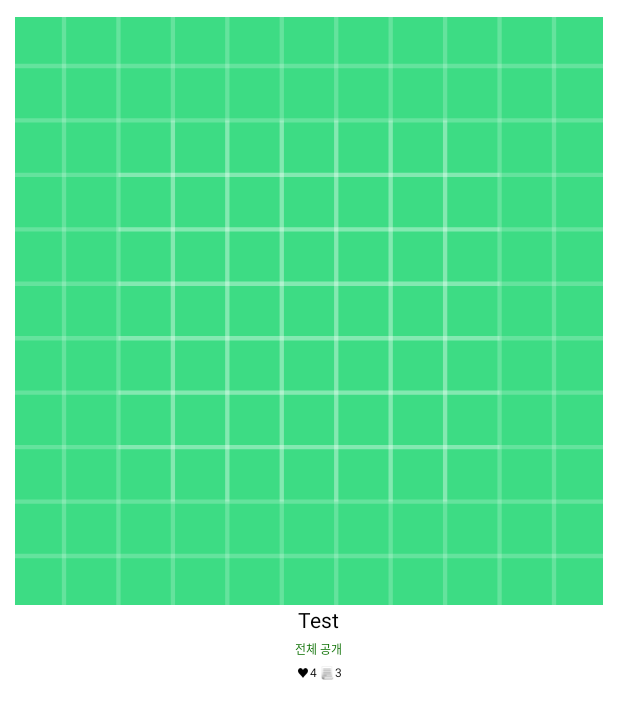
After one commit to ARdiary/ArDiaryAndroid, an Android app: the layout item_diary_content_grid.xml on its own in the app's theme, with its tools: preview values and no code run, on a phone screen of 412 x 824 dp. The commit adds this screen. Shown: the top 719 px of the screen. Run offline under Robolectric (Android 15) with nearby library versions, the phone set to English and light mode, and no system bars.

Commit message:
ui: Diary Grid View 구현
- Grid view 구현

```diff
--- a/app/src/main/java/com/army/ardiary/ui/main/diary/diarylist/adapter/DiaryListRVAdapter.kt
+++ b/app/src/main/java/com/army/ardiary/ui/main/diary/diarylist/adapter/DiaryListRVAdapter.kt
@@ -6,11 +6,11 @@ import androidx.recyclerview.widget.DiffUtil
 import androidx.recyclerview.widget.ListAdapter
 import androidx.recyclerview.widget.RecyclerView
 import com.army.ardiary.databinding.ItemDiaryContentBinding
-import com.army.ardiary.databinding.ItemDiaryListBinding
+import com.army.ardiary.databinding.ItemDiaryContentGridBinding
 import com.army.ardiary.domain.model.DiaryContent
 import com.army.ardiary.ui.main.diary.diarylist.DiaryListActivity.Companion.LINEAR_VERTICAL
+import com.army.ardiary.ui.main.diary.diarylist.adapter.viewholder.DiaryContentGridViewHolder
 import com.army.ardiary.ui.main.diary.diarylist.adapter.viewholder.DiaryContentViewHolder
-import com.army.ardiary.ui.main.diary.diarylist.adapter.viewholder.DiaryListItemViewHolder
 
 class DiaryListRVAdapter : ListAdapter<DiaryContent, RecyclerView.ViewHolder>(diffUtil) {
 
@@ -25,8 +25,8 @@ class DiaryListRVAdapter : ListAdapter<DiaryContent, RecyclerView.ViewHolder>(di
             )
         )
         else
-            DiaryContentViewHolder(
-                ItemDiaryContentBinding.inflate(
+            DiaryContentGridViewHolder(
+                ItemDiaryContentGridBinding.inflate(
                     LayoutInflater.from(parent.context),
                     parent,
                     false
@@ -37,7 +37,7 @@ class DiaryListRVAdapter : ListAdapter<DiaryContent, RecyclerView.ViewHolder>(di
     override fun onBindViewHolder(holder: RecyclerView.ViewHolder, position: Int) {
         when (holder) {
             is DiaryContentViewHolder -> holder.bind(currentList[position])
-            is DiaryContentViewHolder -> holder.bind(currentList[position])
+            is DiaryContentGridViewHolder -> holder.bind(currentList[position])
         }
     }
 
--- /dev/null
+++ b/app/src/main/java/com/army/ardiary/ui/main/diary/diarylist/adapter/viewholder/DiaryContentGridViewHolder.kt
@@ -0,0 +1,13 @@
+package com.army.ardiary.ui.main.diary.diarylist.adapter.viewholder
+
+import androidx.recyclerview.widget.RecyclerView
+import com.army.ardiary.databinding.ItemDiaryContentGridBinding
+import com.army.ardiary.domain.model.DiaryContent
+
+class DiaryContentGridViewHolder(private val binding: ItemDiaryContentGridBinding) :
+    RecyclerView.ViewHolder(binding.root) {
+
+    fun bind(diaryContent: DiaryContent) {
+        binding.diary = diaryContent
+    }
+}
--- a/app/src/main/res/layout/activity_diary_list.xml
+++ b/app/src/main/res/layout/activity_diary_list.xml
@@ -1,7 +1,16 @@
 <?xml version="1.0" encoding="utf-8"?>
-<LinearLayout xmlns:android="http://schemas.android.com/apk/res/android"
+<layout xmlns:android="http://schemas.android.com/apk/res/android"
     xmlns:app="http://schemas.android.com/apk/res-auto"
-    xmlns:tools="http://schemas.android.com/tools"
+    xmlns:tools="http://schemas.android.com/tools">
+
+    <data>
+
+        <variable
+            name="viewModel"
+            type="com.army.ardiary.ui.main.diary.diarylist.DiaryListViewModel" />
+    </data>
+
+    <LinearLayout
         android:id="@+id/drawerView"
         android:layout_width="match_parent"
         android:layout_height="match_parent"
@@ -37,13 +46,24 @@
                 android:textSize="20sp" />
 
             <ImageView
-            android:id="@+id/btnSwitch"
+                android:id="@+id/btnSwitch_linear"
                 android:layout_width="25dp"
                 android:layout_height="25dp"
                 android:layout_alignParentEnd="true"
                 android:layout_centerVertical="true"
                 android:layout_marginEnd="20dp"
-            android:src="@drawable/ic_menu" />
+                android:clickable="true"
+                android:focusable="true"
+                android:src="@drawable/ic_linear" />
+
+            <ImageView
+                android:id="@+id/btnSwitch_grid"
+                android:layout_width="25dp"
+                android:layout_height="25dp"
+                android:layout_alignParentEnd="true"
+                android:layout_centerVertical="true"
+                android:layout_marginEnd="20dp"
+                android:src="@drawable/ic_grid" />
         </RelativeLayout>
 
         <androidx.recyclerview.widget.RecyclerView
@@ -67,3 +87,4 @@
             android:layout_height="wrap_content"
             android:visibility="gone" />
     </LinearLayout>
+</layout>
--- /dev/null
+++ b/app/src/main/res/layout/item_diary_content_grid.xml
@@ -0,0 +1,110 @@
+<?xml version="1.0" encoding="utf-8"?>
+<layout xmlns:android="http://schemas.android.com/apk/res/android"
+    xmlns:app="http://schemas.android.com/apk/res-auto"
+    xmlns:tools="http://schemas.android.com/tools">
+
+    <data>
+
+        <variable
+            name="diary"
+            type="com.army.ardiary.domain.model.DiaryContent" />
+    </data>
+
+    <androidx.constraintlayout.widget.ConstraintLayout
+        android:layout_width="match_parent"
+        android:layout_height="wrap_content"
+        android:layout_marginVertical="6dp"
+        android:paddingHorizontal="10dp"
+        android:paddingVertical="5dp">
+
+        <com.google.android.material.imageview.ShapeableImageView
+            android:id="@+id/iv_thumbnail"
+            image="@{diary.thumbnailUrl}"
+            android:layout_width="match_parent"
+            android:layout_height="wrap_content"
+            android:adjustViewBounds="true"
+            android:scaleType="fitXY"
+            android:src="@drawable/ic_launcher_background"
+            app:layout_constraintEnd_toEndOf="parent"
+            app:layout_constraintStart_toStartOf="parent"
+            app:layout_constraintTop_toTopOf="parent"
+            app:shapeAppearance="@style/ShapeAppearanceOverlay.App.CornerSize10Percent" />
+
+        <TextView
+            android:id="@+id/tv_title"
+            android:layout_width="wrap_content"
+            android:layout_height="wrap_content"
+            android:layout_marginStart="12dp"
+            android:text="@{diary.title}"
+            android:textColor="@color/black"
+            android:textSize="14sp"
+            app:layout_constraintEnd_toEndOf="parent"
+            app:layout_constraintStart_toStartOf="parent"
+            app:layout_constraintTop_toBottomOf="@id/iv_thumbnail"
+            tools:text="Test" />
+
+        <TextView
+            android:id="@+id/tv_type"
+            android:layout_width="wrap_content"
+            android:layout_height="wrap_content"
+            android:layout_marginTop="4dp"
+            android:layout_marginBottom="20dp"
+            android:text="@{diary.type}"
+            android:textColor="@color/green"
+            android:textSize="8sp"
+            app:layout_constraintEnd_toEndOf="@id/tv_title"
+            app:layout_constraintStart_toStartOf="@id/tv_title"
+            app:layout_constraintTop_toBottomOf="@id/tv_title"
+            tools:text="전체 공개" />
+
+        <TextView
+            android:id="@+id/tv_comment_count"
+            android:layout_width="wrap_content"
+            android:layout_height="wrap_content"
+            android:layout_marginStart="12dp"
+            android:layout_marginTop="4dp"
+            android:text="@{String.valueOf(diary.commentCount)}"
+            android:textColor="@color/black"
+            android:textSize="8sp"
+            app:layout_constraintEnd_toEndOf="@id/tv_type"
+            app:layout_constraintTop_toBottomOf="@id/tv_type"
+            tools:text="3" />
+
+        <TextView
+            android:id="@+id/iv_comment"
+            android:layout_width="wrap_content"
+            android:layout_height="wrap_content"
+            android:text="📃"
+            android:textColor="@color/black"
+            android:textSize="8sp"
+            app:layout_constraintBottom_toBottomOf="@id/tv_comment_count"
+            app:layout_constraintEnd_toStartOf="@id/tv_comment_count"
+            app:layout_constraintTop_toTopOf="@id/tv_comment_count" />
+
+        <TextView
+            android:id="@+id/tv_like_count"
+            android:layout_width="wrap_content"
+            android:layout_height="wrap_content"
+            android:layout_marginEnd="2dp"
+            android:text="@{String.valueOf(diary.likeCount)}"
+            android:textColor="@color/black"
+            android:textSize="8sp"
+            app:layout_constraintBottom_toBottomOf="@id/iv_comment"
+            app:layout_constraintEnd_toStartOf="@id/iv_comment"
+            app:layout_constraintTop_toTopOf="@id/iv_comment"
+            tools:text="4" />
+
+        <TextView
+            android:id="@+id/iv_like"
+            android:layout_width="wrap_content"
+            android:layout_height="wrap_content"
+            android:text="♥"
+            android:textColor="@color/black"
+            android:textSize="8sp"
+            app:layout_constraintBottom_toBottomOf="@id/tv_like_count"
+            app:layout_constraintEnd_toStartOf="@id/tv_like_count"
+            app:layout_constraintStart_toStartOf="@+id/tv_type"
+            app:layout_constraintTop_toTopOf="@id/tv_like_count" />
+
+    </androidx.constraintlayout.widget.ConstraintLayout>
+</layout>
```
Lines whose indentation alone changed are shown as unchanged.
